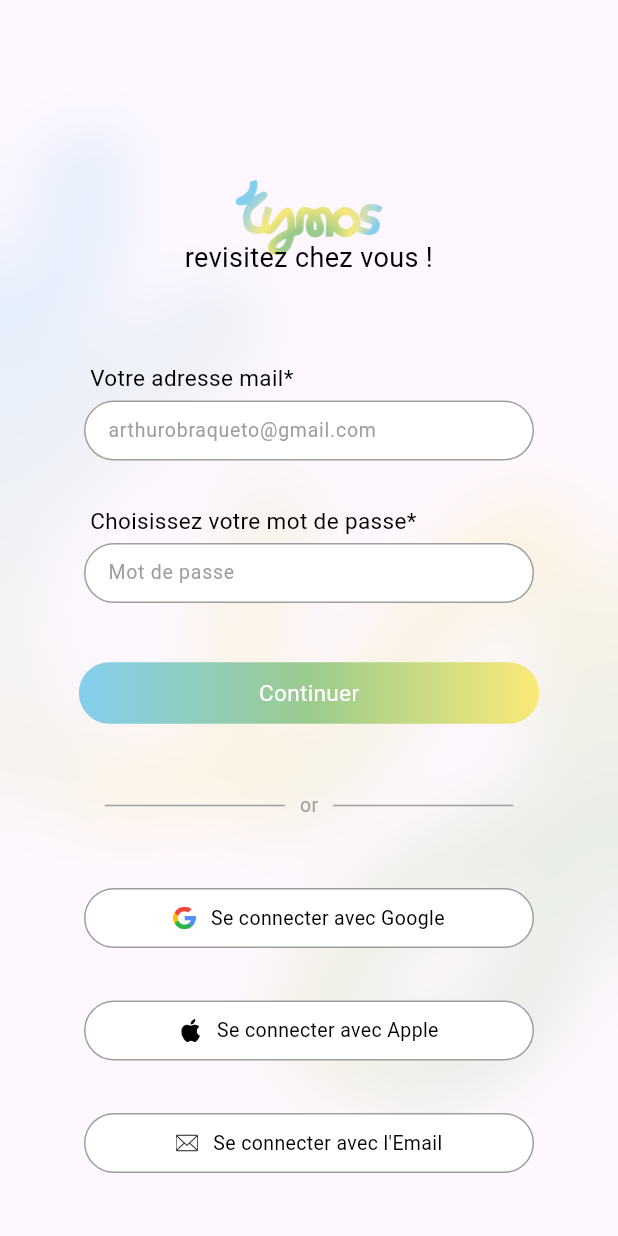
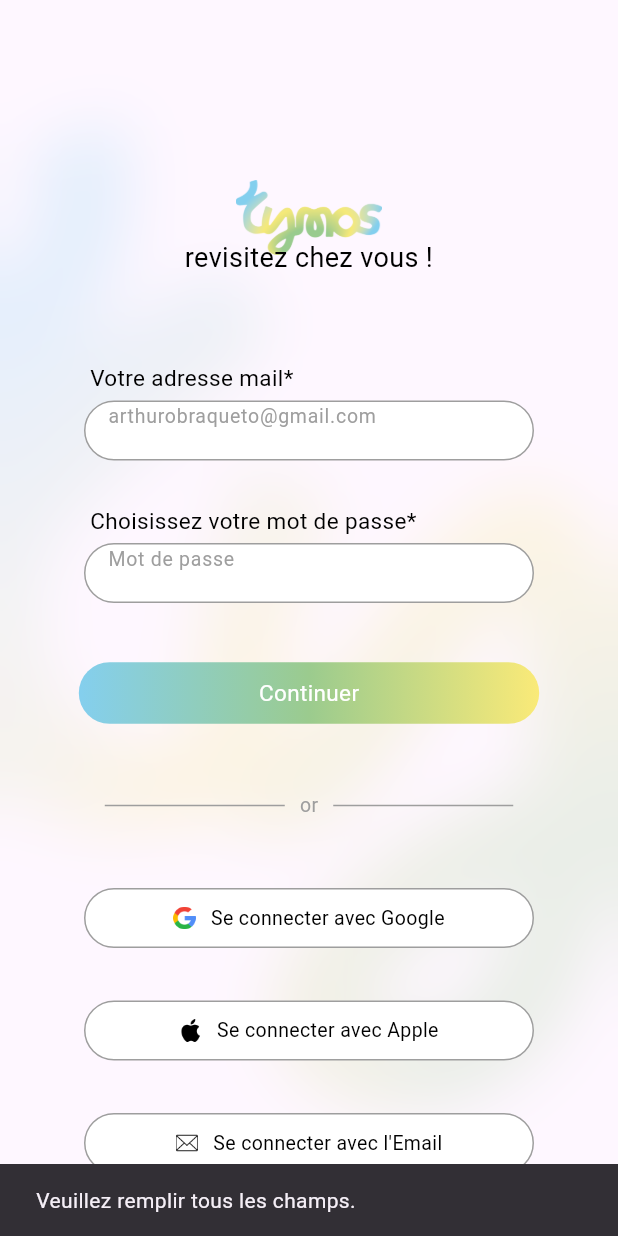
Before and after one commit to Killian-rx/Tymos, a Flutter app: the InscriptionPage screen opened by its route, after a tap on "Continuer", on a phone screen of 412 x 824 dp. Run offline on Flutter 3.47's test engine with Material 3 defaults, Android fonts, the phone set to English and light mode, and no system bars; our stand-ins replace cloud_firestore, firebase_core; accounts and stored records are empty.

Commit message:
integration firbase

```diff
--- /dev/null
+++ b/flutter_tymos/lib/models/user.dart
@@ -0,0 +1,26 @@
+class User {
+  final String id;
+  final String email;
+  final String password;
+
+  User({
+    required this.id,
+    required this.email,
+    required this.password,
+  });
+
+  factory User.fromMap(Map<String, dynamic> data, String documentId) {
+    return User(
+      id: documentId,
+      email: data['email'] ?? 'Email inconnu',
+      password: data['password'] ?? 'Mot de passe inconnu',
+    );
+  }
+
+  Map<String, dynamic> toMap() {
+    return {
+      'email': email,
+      'password': password,
+    };
+  }
+}
--- a/flutter_tymos/lib/sources/home/view/home_page.dart
+++ b/flutter_tymos/lib/sources/home/view/home_page.dart
@@ -1,7 +1,7 @@
 import 'package:flutter/material.dart';
 
-class AccueilPage extends StatelessWidget {
-  const AccueilPage({super.key});
+class HomePage extends StatelessWidget {
+  const HomePage({super.key});
   @override
   Widget build(BuildContext context) {
     return Scaffold(
--- /dev/null
+++ b/flutter_tymos/lib/sources/inscription/model/model.dart
@@ -0,0 +1,11 @@
+class User {
+  final String id;
+  final String username;
+  final String email;
+
+  User({required this.id, required this.username, required this.email});
+
+  Map<String, dynamic> toMap() {
+    return {'username': username, 'email': email};
+  }
+}
--- a/flutter_tymos/lib/sources/inscription/view/inscription_page.dart
+++ b/flutter_tymos/lib/sources/inscription/view/inscription_page.dart
@@ -1,8 +1,49 @@
 import 'package:flutter/material.dart';
-import 'dart:ui';
+import 'dart:ui'; // Nécessaire pour ImageFilter
+import '../../../database_helper.dart';
 
-class InscriptionPage extends StatelessWidget {
+class InscriptionPage extends StatefulWidget {
   const InscriptionPage({super.key});
+
+  @override
+  State<InscriptionPage> createState() => _InscriptionPageState();
+}
+
+class _InscriptionPageState extends State<InscriptionPage> {
+  final TextEditingController _emailController = TextEditingController();
+  final TextEditingController _passwordController = TextEditingController();
+  final DatabaseHelper _databaseHelper = DatabaseHelper();
+
+  void _registerUser() async {
+    final String email = _emailController.text.trim();
+    final String password = _passwordController.text.trim();
+
+    if (email.isEmpty || password.isEmpty) {
+      ScaffoldMessenger.of(context).showSnackBar(
+        const SnackBar(
+          content: Text('Veuillez remplir tous les champs.'),
+        ),
+      );
+      return;
+    }
+
+    try {
+      await _databaseHelper.addUser(email, password); // Appel à DatabaseHelper
+      ScaffoldMessenger.of(context).showSnackBar(
+        const SnackBar(
+          content: Text('Inscription réussie !'),
+        ),
+      );
+      _emailController.clear();
+      _passwordController.clear();
+    } catch (e) {
+      ScaffoldMessenger.of(context).showSnackBar(
+        SnackBar(
+          content: Text('Erreur lors de l\'inscription : $e'),
+        ),
+      );
+    }
+  }
 
   @override
   Widget build(BuildContext context) {
@@ -10,16 +51,16 @@ class InscriptionPage extends StatelessWidget {
       body: Stack(
         alignment: Alignment.center,
         children: [
-          Align( // logo
+          Align(
             alignment: Alignment.center,
             child: Positioned(
               child: Opacity(
                 opacity: 0.2,
                 child: Transform.scale(
-                  scale: 1.5, // Zoomer l'image (1 = taille normale, >1 = zoom)
+                  scale: 1.5,
                   child: Image.asset(
-                    'assets/logocourt.png',
-                    fit: BoxFit.cover,  // Maintient la couverture même après zoom
+                    'assets/logocourt.png', // Vérifiez que ce fichier existe
+                    fit: BoxFit.cover,
                   ),
                 ),
               ),
@@ -28,22 +69,22 @@ class InscriptionPage extends StatelessWidget {
           BackdropFilter(
             filter: ImageFilter.blur(sigmaX: 20.0, sigmaY: 20.0),
             child: Container(
-              color: Colors.black.withOpacity(0), // Couleur transparente pour conserver le flou
+              color: Colors.black.withOpacity(0),
             ),
           ),
-          Align( // Logo
+          Align(
             alignment: Alignment.topCenter,
             child: Padding(
               padding: const EdgeInsets.only(top: 120),
               child: SizedBox(
                 height: 50,
-                child: Image.asset('assets/logo.png'),
+                child: Image.asset('assets/logo.png'), // Vérifiez que ce fichier existe
               ),
             ),
           ),
           const Align(
             child: Padding(
-            padding: EdgeInsets.only(bottom: 480),
+              padding: EdgeInsets.only(bottom: 480),
               child: Text(
                 'revisitez chez vous !',
                 textAlign: TextAlign.center,
@@ -53,11 +94,11 @@ class InscriptionPage extends StatelessWidget {
                   fontWeight: FontWeight.normal,
                 ),
               ),
-            )
+            ),
           ),
           Container(
-            alignment: Alignment.centerLeft, // Aligne le texte à gauche
-            padding: const EdgeInsets.only(left: 60), // Ajoute un espace de 20 pixels à gauche
+            alignment: Alignment.centerLeft,
+            padding: const EdgeInsets.only(left: 60),
             child: const Padding(
               padding: EdgeInsets.only(bottom: 320),
               child: Text(
@@ -67,7 +108,7 @@ class InscriptionPage extends StatelessWidget {
                   color: Colors.black,
                 ),
               ),
-            )
+            ),
           ),
           Container(
             width: 300,
@@ -75,36 +116,32 @@ class InscriptionPage extends StatelessWidget {
             child: Padding(
               padding: const EdgeInsets.only(bottom: 250),
               child: Container(
-                height: 40, // Fixe la hauteur pour contrôler l'espace vertical
+                height: 40,
                 decoration: BoxDecoration(
-                  color: Colors.white, // Fond blanc
+                  color: Colors.white,
                   borderRadius: BorderRadius.circular(30),
                   border: Border.all(
-                    color: Colors.grey, // Bordure noire
+                    color: Colors.grey,
                     width: 1,
                   ),
                 ),
-                child: const Center(
-                  child: TextField(
-                    decoration: InputDecoration(
-                        hintText: 'arthurobraqueto@gmail.com', // Texte indicatif
-                        border: InputBorder.none,
-                        isDense: true, // Réduit légèrement l'espace interne
-                        contentPadding:
-                            EdgeInsets.symmetric(horizontal: 15, vertical: 0), // Espace interne
-                        hintStyle: TextStyle(
-                            color: Colors.grey) // Pas de bordure interne
-                        ),
-                    style: TextStyle(
-                        fontSize: 13, color: Colors.black), // Texte noir
+                child: TextField(
+                  controller: _emailController,
+                  decoration: const InputDecoration(
+                    hintText: 'arthurobraqueto@gmail.com',
+                    border: InputBorder.none,
+                    isDense: true,
+                    contentPadding: EdgeInsets.symmetric(horizontal: 15, vertical: 0),
+                    hintStyle: TextStyle(color: Colors.grey),
                   ),
+                  style: const TextStyle(fontSize: 13, color: Colors.black),
                 ),
               ),
             ),
           ),
           Container(
-            alignment: Alignment.centerLeft, // Aligne le texte à gauche
-            padding: const EdgeInsets.only(left: 60), // Ajoute un espace de 20 pixels à gauche
+            alignment: Alignment.centerLeft,
+            padding: const EdgeInsets.only(left: 60),
             child: const Padding(
               padding: EdgeInsets.only(bottom: 130),
               child: Text(
@@ -114,7 +151,7 @@ class InscriptionPage extends StatelessWidget {
                   color: Colors.black,
                 ),
               ),
-            )
+            ),
           ),
           Container(
             width: 300,
@@ -122,29 +159,26 @@ class InscriptionPage extends StatelessWidget {
             child: Padding(
               padding: const EdgeInsets.only(bottom: 60),
               child: Container(
-                height: 40, // Fixe la hauteur pour contrôler l'espace vertical
+                height: 40,
                 decoration: BoxDecoration(
-                  color: Colors.white, // Fond blanc
+                  color: Colors.white,
                   borderRadius: BorderRadius.circular(30),
                   border: Border.all(
-                    color: Colors.grey, // Bordure noire
+                    color: Colors.grey,
                     width: 1,
                   ),
                 ),
-                child: const Center(
-                  child: TextField(
-                    decoration: InputDecoration(
-                        hintText: 'Mot de passe', // Texte indicatif
-                        border: InputBorder.none,
-                        isDense: true, // Réduit légèrement l'espace interne
-                        contentPadding:
-                            EdgeInsets.symmetric(horizontal: 15, vertical: 0), // Espace interne
-                        hintStyle: TextStyle(
-                            color: Colors.grey) // Pas de bordure interne
-                        ),
-                    style: TextStyle(
-                        fontSize: 13, color: Colors.black), // Texte noir
+                child: TextField(
+                  controller: _passwordController,
+                  obscureText: true,
+                  decoration: const InputDecoration(
+                    hintText: 'Mot de passe',
+                    border: InputBorder.none,
+                    isDense: true,
+                    contentPadding: EdgeInsets.symmetric(horizontal: 15, vertical: 0),
+                    hintStyle: TextStyle(color: Colors.grey),
                   ),
+                  style: const TextStyle(fontSize: 13, color: Colors.black),
                 ),
               ),
             ),
@@ -154,8 +188,7 @@ class InscriptionPage extends StatelessWidget {
             child: Padding(
               padding: const EdgeInsets.only(top: 100),
               child: GestureDetector(
-                onTap: () {
-                },
+                onTap: _registerUser,
                 child: Container(
                   decoration: BoxDecoration(
                     gradient: const LinearGradient(
@@ -175,30 +208,30 @@ class InscriptionPage extends StatelessWidget {
                       color: Colors.white,
                     ),
                   ),
-                )
-              )
-            )
+                ),
+              ),
+            ),
           ),
           Padding(
-            padding: const EdgeInsets.only(top: 250), // Décalage vers le bas
+            padding: const EdgeInsets.only(top: 250),
             child: Row(
-              mainAxisAlignment: MainAxisAlignment.center, // Centre les éléments horizontalement
+              mainAxisAlignment: MainAxisAlignment.center,
               children: [
                 Container(
-                  width: 120,   // Largeur de la première barre
-                  height: 1,    // Hauteur de la barre
-                  color: Colors.grey,  // Couleur grise
+                  width: 120,
+                  height: 1,
+                  color: Colors.grey,
                 ),
-                const SizedBox(width: 10), // Espace entre la première barre et le texte
+                const SizedBox(width: 10),
                 const Text(
                   'or',
-                  style: TextStyle(fontSize: 13, color: Colors.grey), // Style du texte "or"
+                  style: TextStyle(fontSize: 13, color: Colors.grey),
                 ),
-                const SizedBox(width: 10), // Espace entre le texte et la deuxième barre
+                const SizedBox(width: 10),
                 Container(
-                  width: 120,   // Largeur de la deuxième barre
-                  height: 1,    // Hauteur de la barre
-                  color: Colors.grey,  // Couleur grise
+                  width: 120,
+                  height: 1,
+                  color: Colors.grey,
                 ),
               ],
             ),
@@ -209,17 +242,17 @@ class InscriptionPage extends StatelessWidget {
             child: Padding(
               padding: const EdgeInsets.only(top: 400),
               child: Container(
-                height: 40, // Fixe la hauteur pour contrôler l'espace vertical
+                height: 40,
                 decoration: BoxDecoration(
-                  color: Colors.white, // Fond blanc
+                  color: Colors.white,
                   borderRadius: BorderRadius.circular(30),
                   border: Border.all(
-                    color: Colors.grey, // Bordure noire
+                    color: Colors.grey,
                     width: 1,
                   ),
                 ),
                 child: Center(
-                  child : Row(
+                  child: Row(
                     mainAxisAlignment: MainAxisAlignment.center,
                     children: [
                       Image.asset('assets/chercher.png', width: 15, height: 15),
@@ -243,12 +276,12 @@ class InscriptionPage extends StatelessWidget {
             child: Padding(
               padding: const EdgeInsets.only(top: 550),
               child: Container(
-                height: 40, // Fixe la hauteur pour contrôler l'espace vertical
+                height: 40,
                 decoration: BoxDecoration(
-                  color: Colors.white, // Fond blanc
+                  color: Colors.white,
                   borderRadius: BorderRadius.circular(30),
                   border: Border.all(
-                    color: Colors.grey, // Bordure noire
+                    color: Colors.grey,
                     width: 1,
                   ),
                 ),
@@ -277,17 +310,17 @@ class InscriptionPage extends StatelessWidget {
             child: Padding(
               padding: const EdgeInsets.only(top: 700),
               child: Container(
-                height: 40, // Fixe la hauteur pour contrôler l'espace vertical
+                height: 40,
                 decoration: BoxDecoration(
-                  color: Colors.white, // Fond blanc
+                  color: Colors.white,
                   borderRadius: BorderRadius.circular(30),
                   border: Border.all(
-                    color: Colors.grey, // Bordure noire
+                    color: Colors.grey,
                     width: 1,
                   ),
                 ),
                 child: Center(
-                  child : Row(
+                  child: Row(
                     mainAxisAlignment: MainAxisAlignment.center,
                     children: [
                       Image.asset('assets/email.png', width: 15, height: 15),
@@ -300,7 +333,7 @@ class InscriptionPage extends StatelessWidget {
                         ),
                       ),
                     ],
-                  )
+                  ),
                 ),
               ),
             ),
--- a/flutter_tymos/pubspec.yaml
+++ b/flutter_tymos/pubspec.yaml
@@ -30,6 +30,10 @@ environment:
 dependencies:
   flutter:
     sdk: flutter
+
+  firebase_core: ^2.15.0
+  cloud_firestore: ^4.10.0
+  firebase_auth: ^4.7.1
 
 
   # The following adds the Cupertino Icons font to your application.
```
Also changed, not shown: flutter_tymos/lib/database_helper.dart (added, +23 -0 lines), flutter_tymos/lib/main.dart (+11 -4 lines), flutter_tymos/lib/sources/inscription/view_models/inscription_view_model.dart (added, +41 -0 lines), flutter_tymos/firebase.json (added), flutter_tymos/lib/firebase_options.dart (added), flutter_tymos/pubspec.lock, 7 other files.
